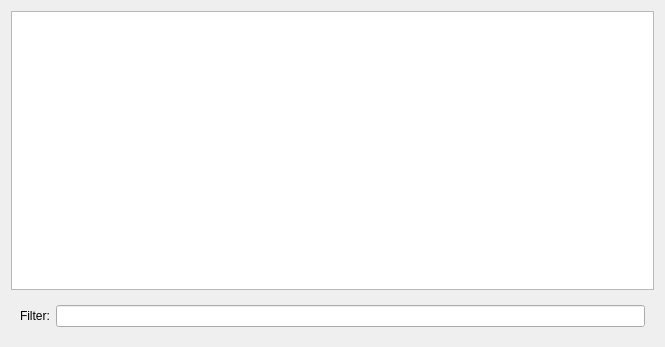
This is ui/thunderpanel.ui in PowerOlive/XLCloudClient as Qt 5 draws it before an edit. The edited form follows.
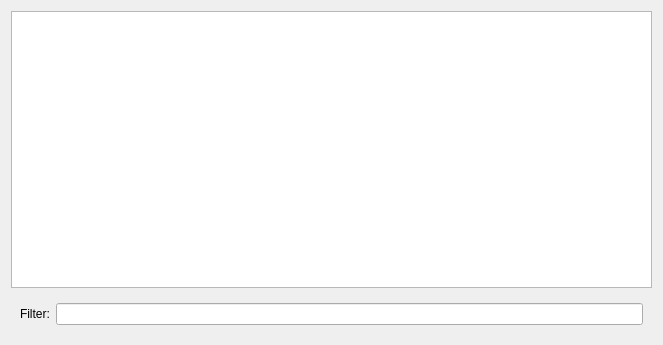
This is the edited form.

What changed in the file:
```diff
--- a/ui/thunderpanel.ui
+++ b/ui/thunderpanel.ui
@@ -6,8 +6,8 @@
    <rect>
     <x>0</x>
     <y>0</y>
-    <width>665</width>
-    <height>347</height>
+    <width>663</width>
+    <height>345</height>
    </rect>
   </property>
   <property name="windowTitle">
@@ -28,6 +28,9 @@
        <height>32</height>
       </size>
      </property>
+     <property name="sortingEnabled">
+      <bool>true</bool>
+     </property>
     </widget>
    </item>
    <item>
```
